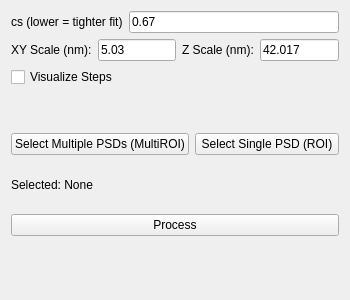
AlexanderJCS/3D-Pancake, file mainformpancake3d.ui: the form before one commit.
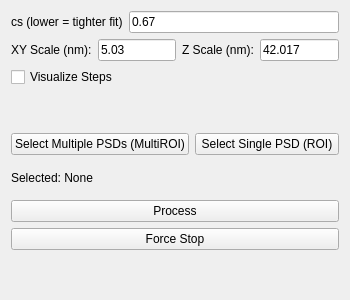
The form after the commit.

Commit message: processing runs on another thread + add force stop feature for threads

Patch:
```diff
--- a/mainformpancake3d.ui
+++ b/mainformpancake3d.ui
@@ -131,6 +131,13 @@
      </property>
     </widget>
    </item>
+   <item>
+    <widget class="QPushButton" name="btn_force_stop">
+     <property name="text">
+      <string>Force Stop</string>
+     </property>
+    </widget>
+   </item>
    <item>
     <widget class="QLabel" name="label_output">
      <property name="text">
```
The commit also changes 3 other files.
